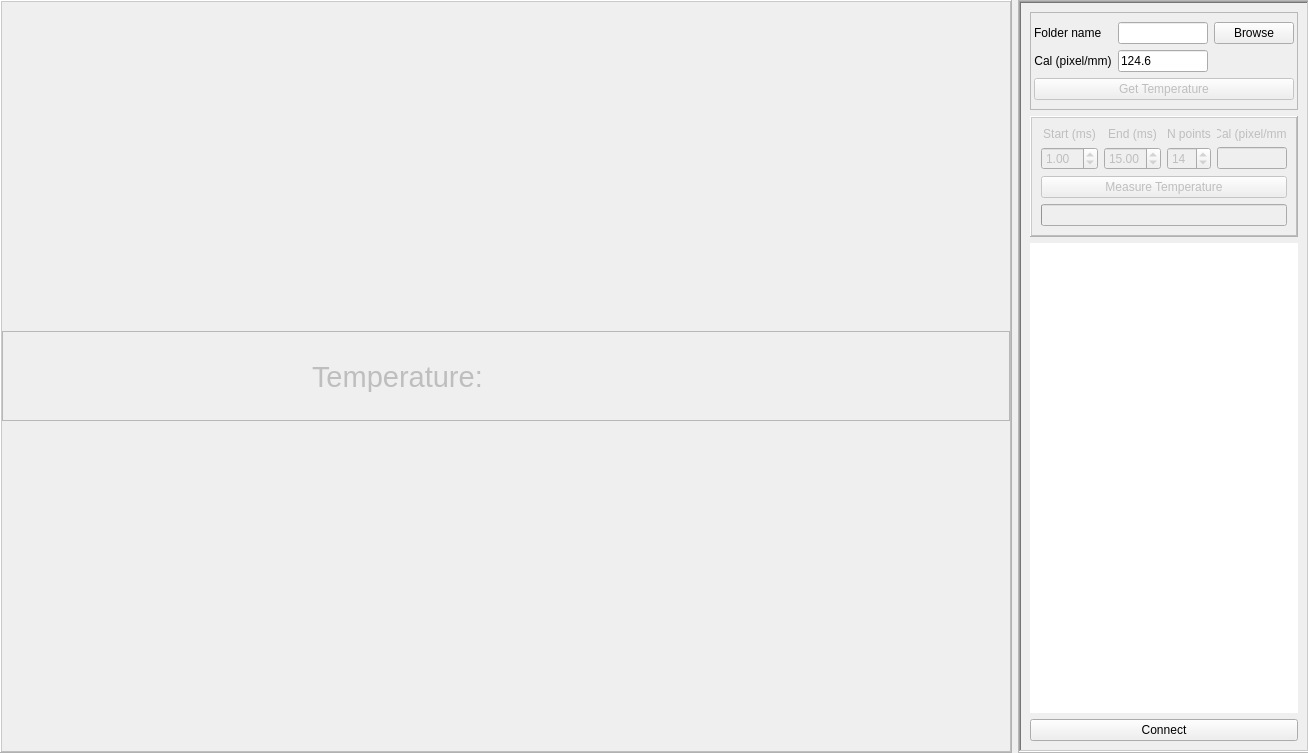
The window that widgets/temperature/gui.ui (JeremyQO/GUI-Experiment) describes before a commit, drawn with Qt 5.
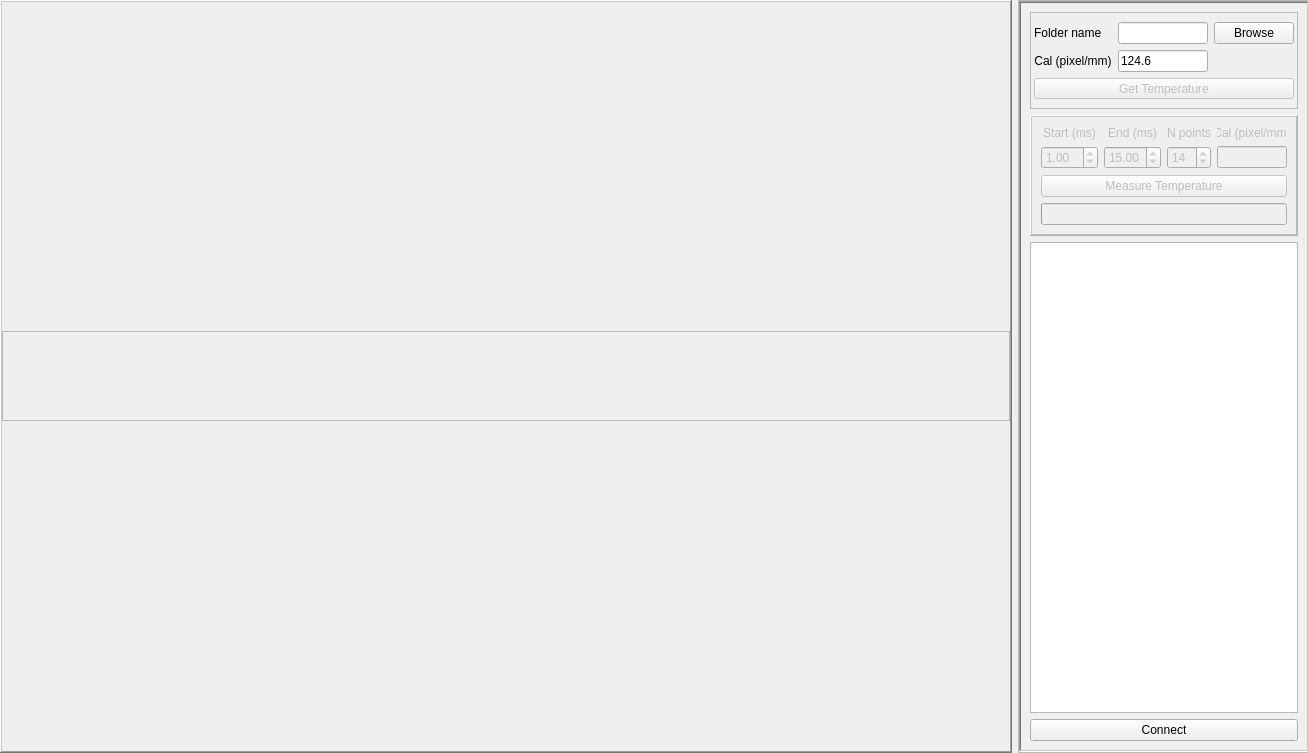
The same window after the commit.

Commit message:
Added an iPython termimal in the temperature and PGC tabs
The window (main) object can be accessed via the 'o' variable.

Patch:
```diff
--- a/widgets/temperature/gui.ui
+++ b/widgets/temperature/gui.ui
@@ -29,7 +29,7 @@
    <item>
     <widget class="QFrame" name="frame">
      <property name="enabled">
-      <bool>false</bool>
+      <bool>true</bool>
      </property>
      <property name="frameShape">
       <enum>QFrame::WinPanel</enum>
@@ -58,6 +58,9 @@
       </item>
       <item row="1" column="0" colspan="2">
        <widget class="QFrame" name="frame_3">
+        <property name="enabled">
+         <bool>true</bool>
+        </property>
         <property name="maximumSize">
          <size>
           <width>16777215</width>
@@ -70,24 +73,23 @@
         <property name="frameShadow">
          <enum>QFrame::Raised</enum>
         </property>
-        <widget class="QLabel" name="label">
-         <property name="geometry">
-          <rect>
-           <x>310</x>
-           <y>30</y>
-           <width>321</width>
-           <height>31</height>
-          </rect>
+        <layout class="QHBoxLayout" name="horizontalLayout_2">
+         <property name="leftMargin">
+          <number>2</number>
          </property>
-         <property name="font">
-          <font>
-           <pointsize>22</pointsize>
-          </font>
+         <property name="topMargin">
+          <number>2</number>
          </property>
-         <property name="text">
-          <string>Temperature:</string>
+         <property name="rightMargin">
+          <number>2</number>
          </property>
-        </widget>
+         <property name="bottomMargin">
+          <number>2</number>
+         </property>
+         <item>
+          <layout class="QVBoxLayout" name="verticalLayout_terminal"/>
+         </item>
+        </layout>
        </widget>
       </item>
      </layout>
@@ -149,6 +151,12 @@
         <layout class="QVBoxLayout" name="verticalLayout">
          <item>
           <widget class="QFrame" name="frame_4">
+           <property name="maximumSize">
+            <size>
+             <width>16777215</width>
+             <height>97</height>
+            </size>
+           </property>
            <property name="frameShape">
             <enum>QFrame::StyledPanel</enum>
            </property>
@@ -372,23 +380,7 @@
           </widget>
          </item>
          <item>
-          <widget class="QListWidget" name="listWidget_dialogue">
-           <property name="cursor" stdset="0">
-            <cursorShape>ArrowCursor</cursorShape>
-           </property>
-           <property name="frameShape">
-            <enum>QFrame::NoFrame</enum>
-           </property>
-           <property name="autoScrollMargin">
-            <number>16</number>
-           </property>
-           <property name="dragEnabled">
-            <bool>false</bool>
-           </property>
-           <property name="alternatingRowColors">
-            <bool>true</bool>
-           </property>
-          </widget>
+          <widget class="QListWidget" name="listWidget_dialogue"/>
          </item>
          <item>
           <widget class="QPushButton" name="pushButton_temperature_Connect">
```
Left out of the diff: 6 changed lines with no effect on the pictures. The commit also changes 4 other files.
